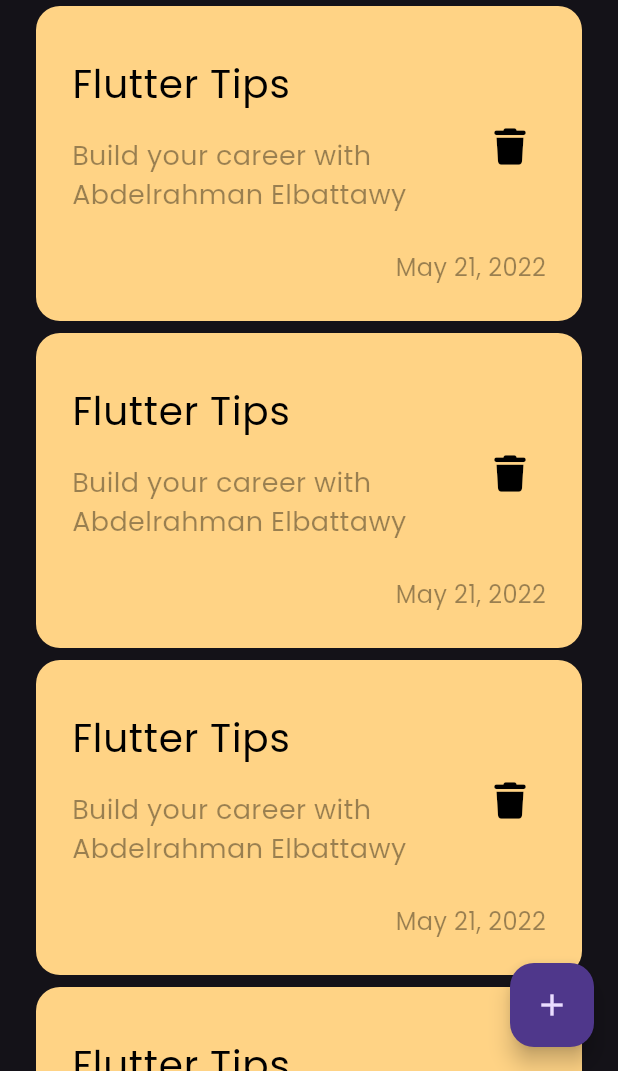
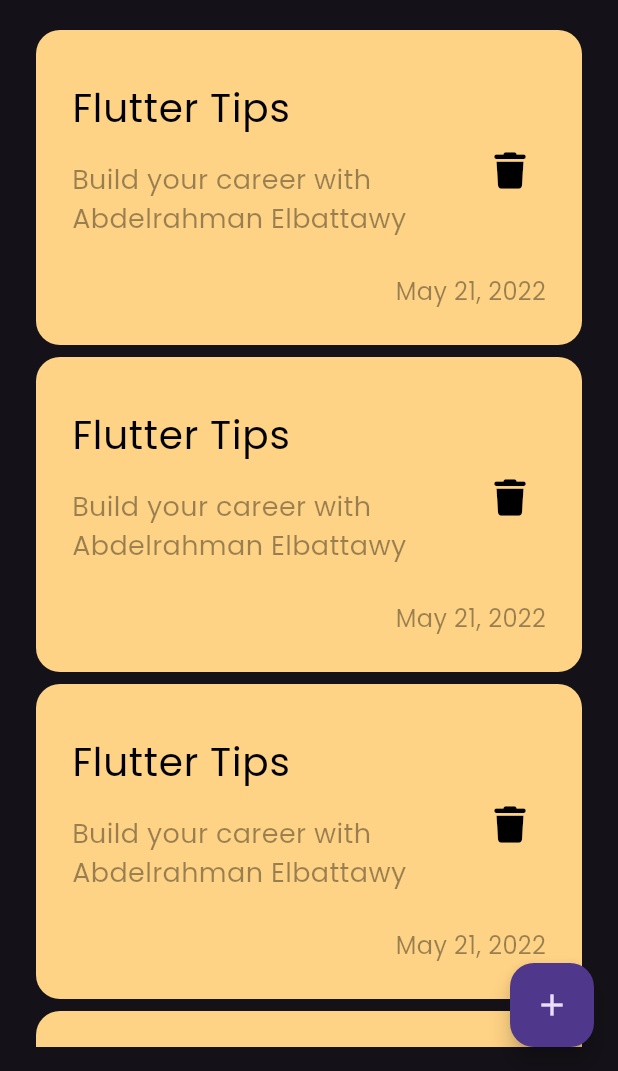
Before and after one commit to abdelrahman-elbattawy/notes_app, a Flutter app: the screen it shows after launch, on a phone screen of 412 x 824 dp, the part 165-1236 px from its top. Run offline on Flutter 3.47's test engine with Material 3 defaults, Android fonts, the phone set to English and light mode, and no system bars; our stand-ins replace font_awesome_flutter.

Commit message:
fixed edge insets

```diff
--- a/lib/views/widgets/note_item.dart
+++ b/lib/views/widgets/note_item.dart
@@ -16,7 +16,7 @@ class NoteItem extends StatelessWidget {
         crossAxisAlignment: CrossAxisAlignment.end,
         children: [
           ListTile(
-            contentPadding: const EdgeInsets.all(0),
+            contentPadding: EdgeInsets.zero,
             title: const Text(
               'Flutter Tips',
               style: TextStyle(
--- a/lib/views/widgets/notes_list_view.dart
+++ b/lib/views/widgets/notes_list_view.dart
@@ -6,10 +6,14 @@ class NotesListView extends StatelessWidget {
 
   @override
   Widget build(BuildContext context) {
-    return ListView.builder(
-      itemBuilder: (context, index) => const Padding(
-        padding: EdgeInsets.symmetric(vertical: 4),
-        child: NoteItem(),
+    return Padding(
+      padding: const EdgeInsets.symmetric(vertical: 16),
+      child: ListView.builder(
+        padding: EdgeInsets.zero,
+        itemBuilder: (context, index) => const Padding(
+          padding: EdgeInsets.symmetric(vertical: 4),
+          child: NoteItem(),
+        ),
       ),
     );
   }
```
